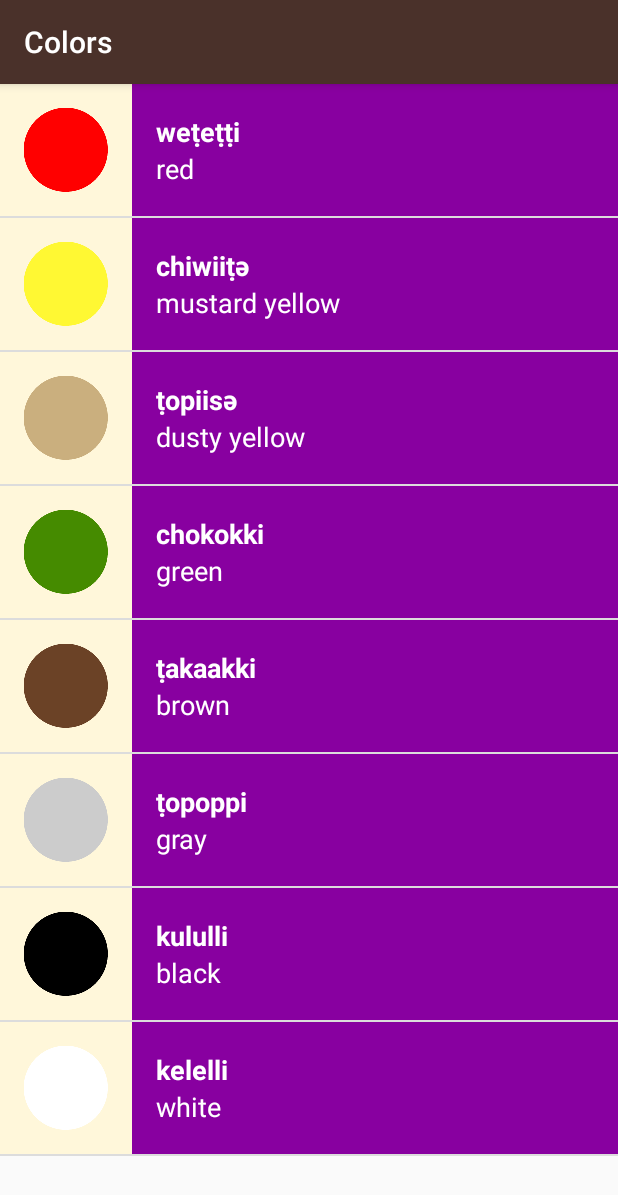
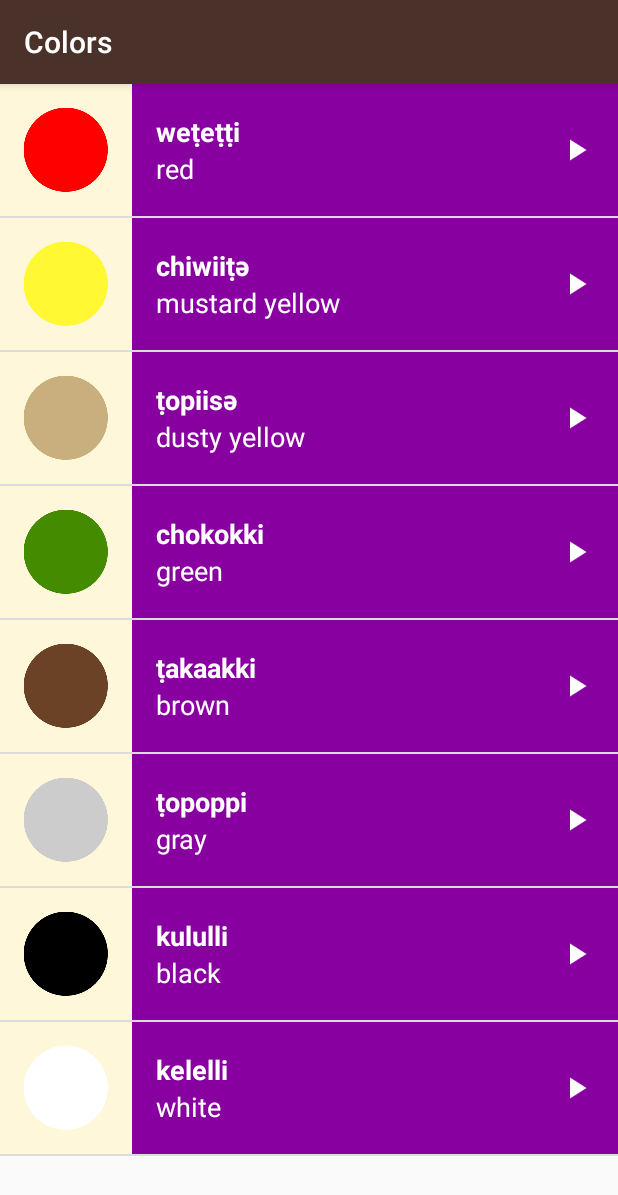
Before and after one commit to Ataeraxia/Miwok, an Android app: the ColorsActivity screen opened directly, with no data from a screen before it, on a phone screen of 412 x 824 dp. Shown: the top 1195 px of the screen. Run offline under Robolectric (Android 15) with nearby library versions, the phone set to English and light mode, and no system bars.

Commit message:
Style improvement
Added a play arrow image so it's more clear to users that list items are
tappable.

```diff
--- a/app/src/main/res/layout/list_item.xml
+++ b/app/src/main/res/layout/list_item.xml
@@ -14,10 +14,10 @@
      limitations under the License.
 -->
 <!-- Layout for a single list item -->
-<LinearLayout xmlns:android="http://schemas.android.com/apk/res/android"
+<RelativeLayout xmlns:android="http://schemas.android.com/apk/res/android"
     xmlns:tools="http://schemas.android.com/tools"
     android:layout_width="match_parent"
-    android:layout_height="wrap_content"
+    android:layout_height="@dimen/list_item_height"
     android:background="@color/tan_background"
     android:minHeight="@dimen/list_item_height"
     android:orientation="horizontal">
@@ -25,13 +25,19 @@
     <ImageView
         android:id="@+id/image"
         android:layout_width="@dimen/list_item_height"
-        android:layout_height="@dimen/list_item_height" />
+        android:layout_height="@dimen/list_item_height"
+        tools:src="@drawable/number_one"/>
 
     <LinearLayout
         android:id="@+id/text_container"
         android:layout_width="match_parent"
         android:layout_height="match_parent"
         android:orientation="vertical"
+        tools:background="@color/category_numbers"
+        android:layout_alignParentTop="true"
+        android:layout_alignParentBottom="true"
+        android:layout_alignParentRight="true"
+        android:layout_toRightOf="@id/image"
         android:paddingLeft="16dp">
 
         <TextView
@@ -54,5 +60,15 @@
             android:textAppearance="?android:textAppearanceMedium"
             android:textColor="@android:color/white"
             tools:text="one" />
+
     </LinearLayout>
-</LinearLayout>
+
+    <ImageView
+        android:layout_width="24dp"
+        android:layout_height="24dp"
+        android:layout_alignParentRight="true"
+        android:layout_centerVertical="true"
+        android:layout_marginRight="16dp"
+        android:src="@drawable/ic_play_arrow_white_36dp"/>
+
+</RelativeLayout>
```
Also changed, not shown: app/src/main/java/com/example/android/miwok/ColorsActivity.java (+4 -3 lines), app/src/main/java/com/example/android/miwok/FamilyActivity.java (+4 -3 lines), app/src/main/java/com/example/android/miwok/NumbersActivity.java (+5 -3 lines), app/src/main/java/com/example/android/miwok/PhrasesActivity.java (+4 -3 lines), app/src/main/res/drawable-hdpi/ic_play_arrow_white_36dp.png (added), app/src/main/res/drawable-mdpi/ic_play_arrow_white_36dp.png (added), app/src/main/res/drawable-xhdpi/ic_play_arrow_white_36dp.png (added), app/src/main/res/drawable-xxhdpi/ic_play_arrow_white_36dp.png (added), app/src/main/res/drawable-xxxhdpi/ic_play_arrow_white_36dp.png (added).
